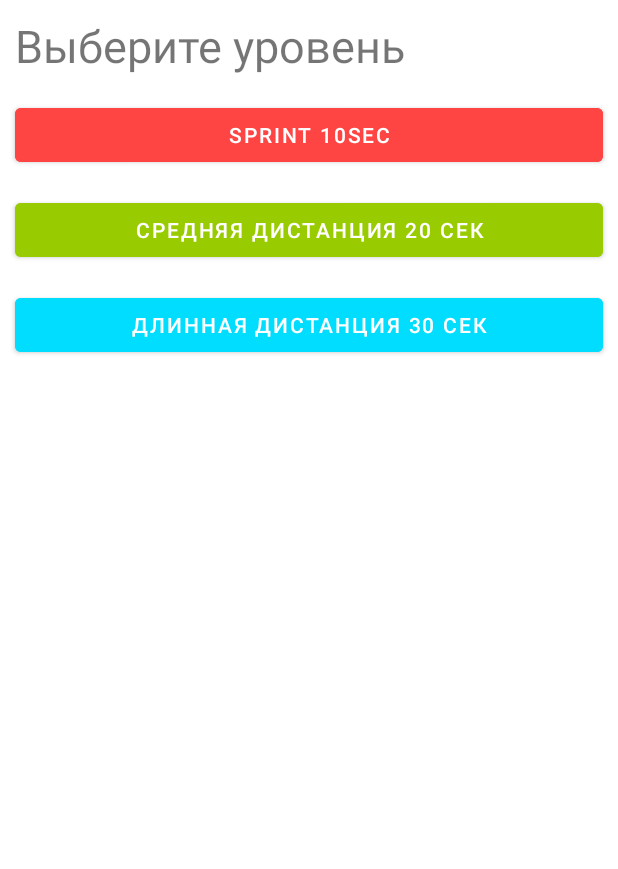
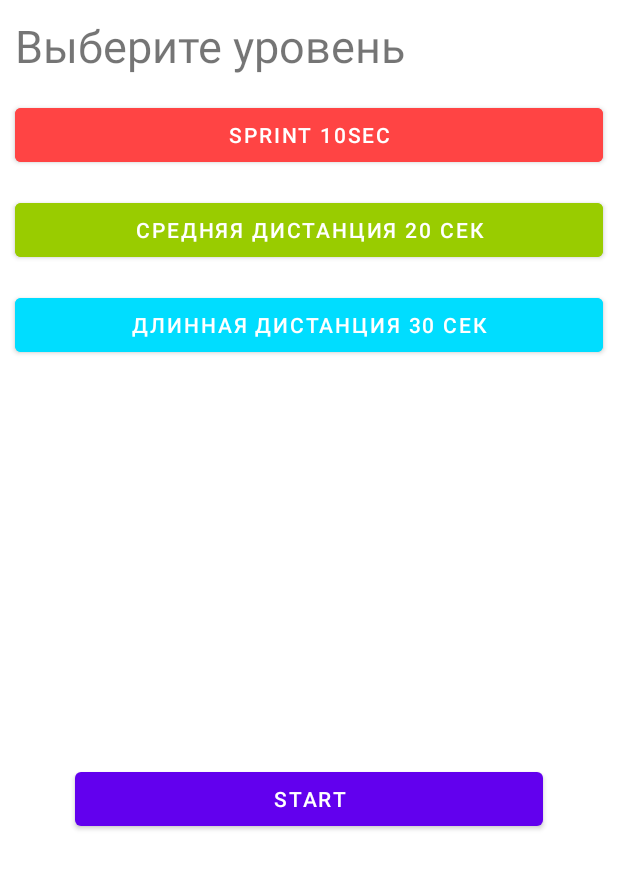
Before and after one commit to Serg8787/ClickerRxJava, an Android app: the CompetionFragment screen opened through its navigation route, on a phone screen of 412 x 824 dp. Shown: the top 869 px of the screen. Run offline under Robolectric (Android 15) with nearby library versions, the phone set to English and light mode, and no system bars.

Commit message:
add bts distance

```diff
--- a/app/src/main/res/layout/fragment_new_competion.xml
+++ b/app/src/main/res/layout/fragment_new_competion.xml
@@ -56,4 +56,16 @@
         app:layout_constraintStart_toStartOf="@+id/btMiddleDistance20sec"
         app:layout_constraintTop_toBottomOf="@+id/btMiddleDistance20sec" />
 
+
+    <Button
+        android:id="@+id/btStart"
+        android:layout_width="0dp"
+        android:layout_height="wrap_content"
+        android:text="START"
+        android:layout_margin="50dp"
+        app:layout_constraintBottom_toBottomOf="parent"
+        app:layout_constraintEnd_toEndOf="parent"
+        app:layout_constraintStart_toStartOf="parent"
+        app:layout_constraintTop_toBottomOf="@+id/btLongDistanse30sec" />
+
 </androidx.constraintlayout.widget.ConstraintLayout>
```
